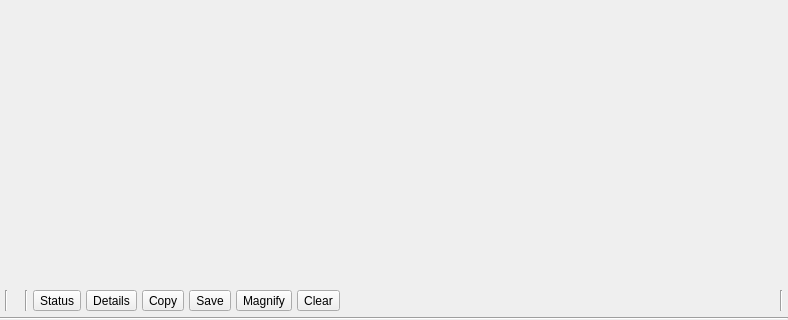
The window that ui/InfoBoard.ui (saturneric/GpgFrontend) describes before a commit, drawn with Qt 5; both pictures show x 0 to 788 and y 284 to 604 of the 788 by 604 pixel window.
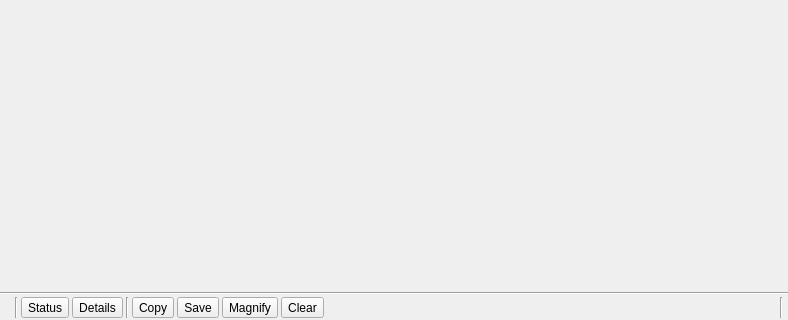
The same window after the commit. Icons and pictures are not drawn.

Commit message: refactor(info-board): standardize tool strip buttons

```diff
--- a/ui/InfoBoard.ui
+++ b/ui/InfoBoard.ui
@@ -28,8 +28,11 @@
    </property>
    <item row="0" column="0">
     <layout class="QVBoxLayout" name="verticalLayout">
+     <property name="spacing">
+      <number>0</number>
+     </property>
      <property name="topMargin">
-      <number>5</number>
+      <number>0</number>
      </property>
      <item>
       <layout class="QVBoxLayout" name="verticalLayout_2">
@@ -84,10 +87,17 @@
        </item>
       </layout>
      </item>
+     <item>
+      <widget class="Line" name="line_2">
+       <property name="orientation">
+        <enum>Qt::Orientation::Horizontal</enum>
+       </property>
+      </widget>
+     </item>
      <item>
       <layout class="QHBoxLayout" name="horizontalLayout_4">
        <property name="spacing">
-        <number>6</number>
+        <number>3</number>
        </property>
        <property name="sizeConstraint">
         <enum>QLayout::SizeConstraint::SetNoConstraint</enum>
@@ -95,9 +105,15 @@
        <property name="leftMargin">
         <number>5</number>
        </property>
+       <property name="topMargin">
+        <number>2</number>
+       </property>
        <property name="rightMargin">
         <number>5</number>
        </property>
+       <property name="bottomMargin">
+        <number>2</number>
+       </property>
        <item alignment="Qt::AlignmentFlag::AlignLeft">
         <widget class="QWidget" name="horizontalWidget" native="true">
          <property name="sizePolicy">
@@ -108,7 +124,7 @@
          </property>
          <layout class="QHBoxLayout" name="horizontalLayout_2">
           <property name="spacing">
-           <number>5</number>
+           <number>3</number>
           </property>
           <property name="sizeConstraint">
            <enum>QLayout::SizeConstraint::SetNoConstraint</enum>
@@ -125,13 +141,6 @@
           <property name="bottomMargin">
            <number>0</number>
           </property>
-          <item>
-           <widget class="Line" name="segLine">
-            <property name="orientation">
-             <enum>Qt::Orientation::Vertical</enum>
-            </property>
-           </widget>
-          </item>
           <item>
            <widget class="QLabel" name="statusIndicatorLabel">
             <property name="text">
@@ -154,9 +163,6 @@
             <property name="checkable">
              <bool>true</bool>
             </property>
-            <property name="autoRaise">
-             <bool>false</bool>
-            </property>
            </widget>
           </item>
           <item>
@@ -167,8 +173,12 @@
             <property name="checkable">
              <bool>true</bool>
             </property>
-            <property name="autoRaise">
-             <bool>false</bool>
+           </widget>
+          </item>
+          <item>
+           <widget class="Line" name="segLine">
+            <property name="orientation">
+             <enum>Qt::Orientation::Vertical</enum>
             </property>
            </widget>
           </item>
@@ -184,9 +194,6 @@
              <iconset resource="../gpgfrontend.qrc">
               <normaloff>:/icons/copy.png</normaloff>:/icons/copy.png</iconset>
             </property>
-            <property name="autoRaise">
-             <bool>false</bool>
-            </property>
            </widget>
           </item>
           <item>
@@ -246,13 +253,6 @@
        </item>
       </layout>
      </item>
-     <item>
-      <widget class="Line" name="line_2">
-       <property name="orientation">
-        <enum>Qt::Orientation::Horizontal</enum>
-       </property>
-      </widget>
-     </item>
     </layout>
    </item>
   </layout>
```
The commit also changes 2 other files.
